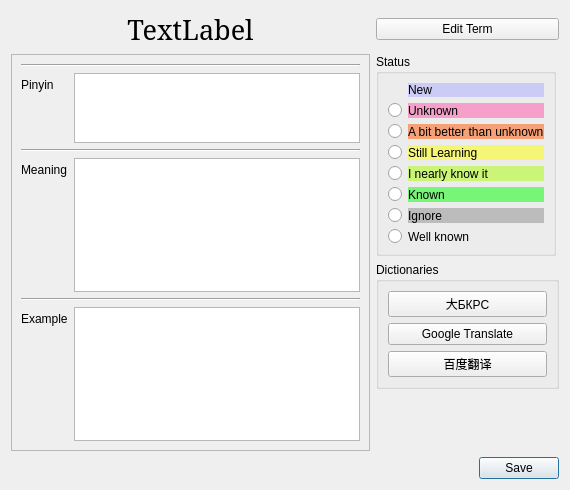
555oya/chinese-reader, file edittermdialog.ui: the form before one commit.
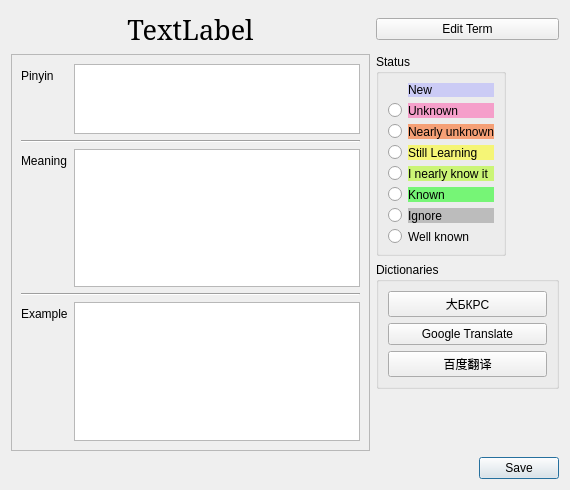
The form after the commit.

Patch:
```diff
--- a/edittermdialog.ui
+++ b/edittermdialog.ui
@@ -76,27 +76,14 @@
       <layout class="QVBoxLayout" name="verticalLayout_2">
        <item>
         <layout class="QFormLayout" name="formLayout_3">
-         <item row="0" column="0" colspan="2">
-          <widget class="Line" name="line">
-           <property name="minimumSize">
-            <size>
-             <width>5</width>
-             <height>0</height>
-            </size>
-           </property>
-           <property name="orientation">
-            <enum>Qt::Orientation::Horizontal</enum>
-           </property>
-          </widget>
-         </item>
-         <item row="1" column="0">
+         <item row="0" column="0">
           <widget class="QLabel" name="label_9">
            <property name="text">
             <string>Pinyin</string>
            </property>
           </widget>
          </item>
-         <item row="1" column="1">
+         <item row="0" column="1">
           <widget class="QPlainTextEdit" name="pinyinTextEdit">
            <property name="horizontalScrollBarPolicy">
             <enum>Qt::ScrollBarPolicy::ScrollBarAlwaysOff</enum>
@@ -112,42 +99,42 @@
            </property>
           </widget>
          </item>
-         <item row="2" column="0" colspan="2">
+         <item row="1" column="0" colspan="2">
           <widget class="Line" name="line_2">
            <property name="orientation">
             <enum>Qt::Orientation::Horizontal</enum>
            </property>
           </widget>
          </item>
-         <item row="3" column="0">
+         <item row="2" column="0">
           <widget class="QLabel" name="label_10">
            <property name="text">
             <string>Meaning</string>
            </property>
           </widget>
          </item>
-         <item row="3" column="1">
+         <item row="2" column="1">
           <widget class="QPlainTextEdit" name="meaningTextEdit">
            <property name="focusPolicy">
             <enum>Qt::FocusPolicy::ClickFocus</enum>
            </property>
           </widget>
          </item>
-         <item row="4" column="0" colspan="2">
+         <item row="3" column="0" colspan="2">
           <widget class="Line" name="line_3">
            <property name="orientation">
             <enum>Qt::Orientation::Horizontal</enum>
            </property>
           </widget>
          </item>
-         <item row="5" column="0">
+         <item row="4" column="0">
           <widget class="QLabel" name="label_11">
            <property name="text">
             <string>Example</string>
            </property>
           </widget>
          </item>
-         <item row="5" column="1">
+         <item row="4" column="1">
           <widget class="QPlainTextEdit" name="exampleTextEdit">
            <property name="focusPolicy">
             <enum>Qt::FocusPolicy::ClickFocus</enum>
@@ -220,7 +207,7 @@
            <string notr="true">background-color: rgba(255,85,0, 0.5);</string>
           </property>
           <property name="text">
-           <string>A bit better than unknown</string>
+           <string>Nearly unknown</string>
           </property>
          </widget>
         </item>
```
